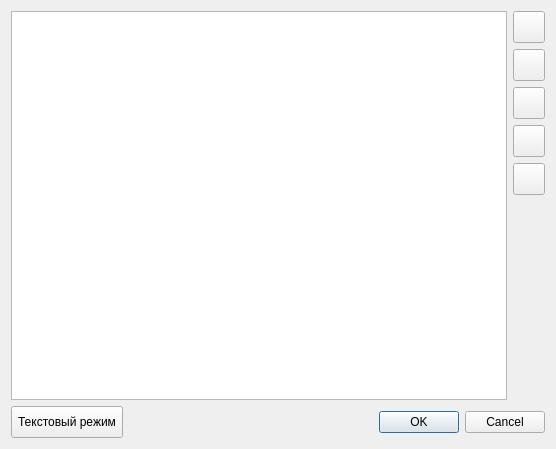
First picture: the form in dialogprojecttemplatesedit.ui, repository molotov-dmitry/work-report, before the edit.
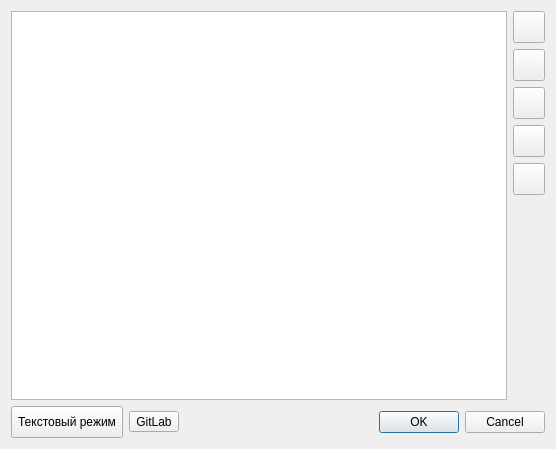
Second picture: the form after the edit. Icons and pictures are not drawn.

Commit message: Added GitLab work templates load button.

What changed in the file:
```diff
--- a/dialogprojecttemplatesedit.ui
+++ b/dialogprojecttemplatesedit.ui
@@ -36,6 +36,22 @@
        </property>
       </widget>
      </item>
+     <item>
+      <widget class="QToolButton" name="buttonGitLab">
+       <property name="toolTip">
+        <string>Шаблоны для всех проектов на GitLab</string>
+       </property>
+       <property name="text">
+        <string>GitLab</string>
+       </property>
+       <property name="icon">
+        <iconset theme="gitlab"/>
+       </property>
+       <property name="toolButtonStyle">
+        <enum>Qt::ToolButtonTextBesideIcon</enum>
+       </property>
+      </widget>
+     </item>
      <item>
       <widget class="QDialogButtonBox" name="buttonBox">
        <property name="minimumSize">
```
The commit also changes 2 other files.
